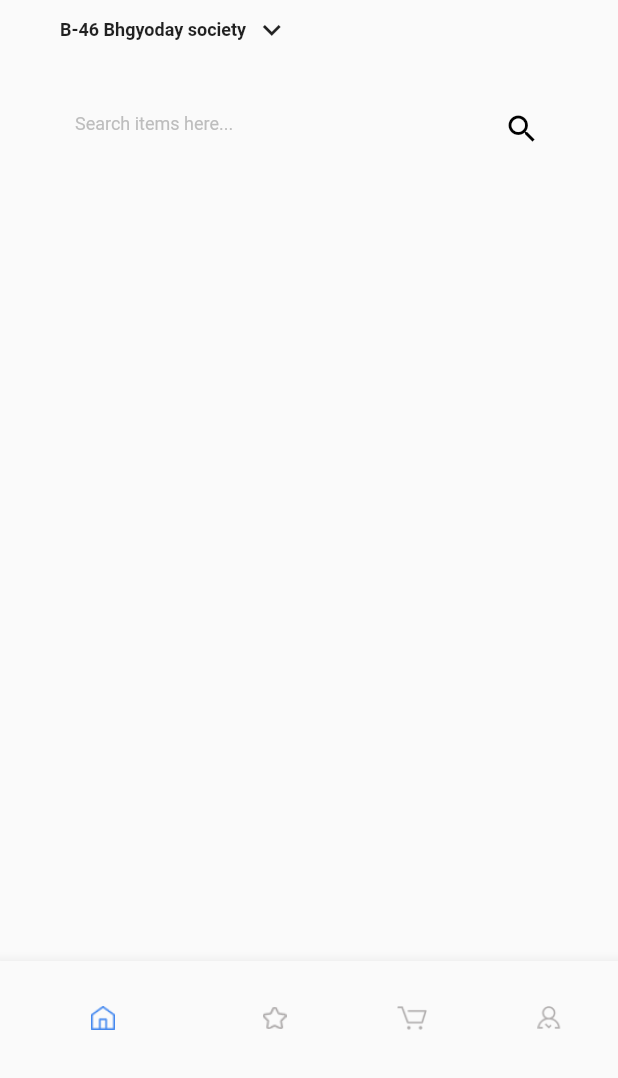
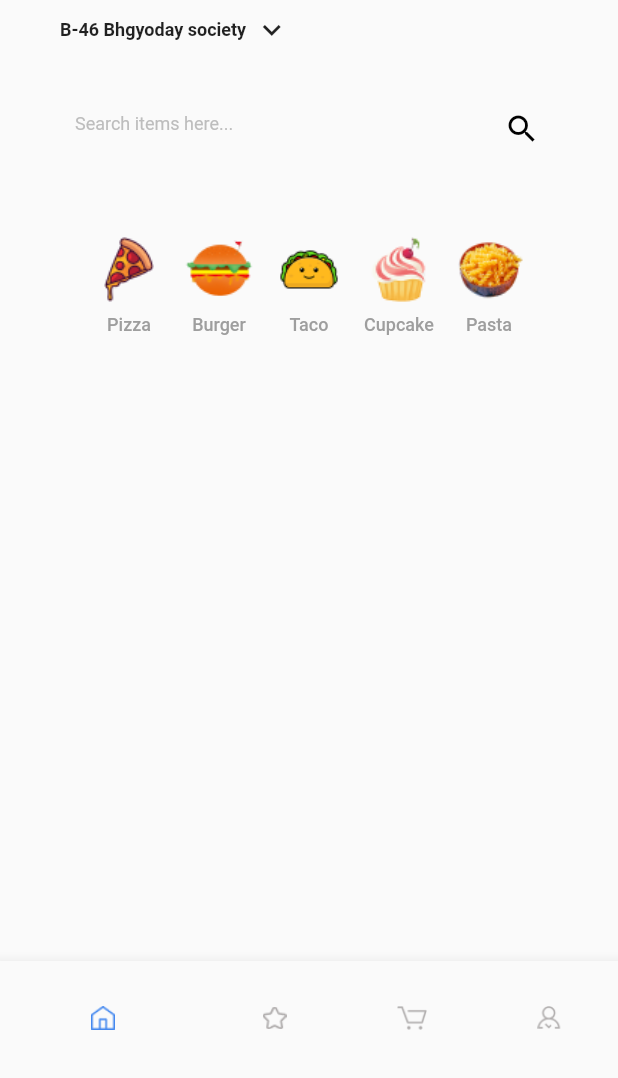
Before and after one commit to Blacksuan19/Food-App-Flutter, a Flutter app: the screen it shows after launch, on a phone screen of 412 x 824 dp, the part 158-1236 px from its top. Run offline on Flutter 3.47's test engine with Material 2 defaults, Android fonts, the light colour scheme and no system bars.

Commit message:
home: design category row

```diff
--- a/lib/screens/home.dart
+++ b/lib/screens/home.dart
@@ -1,6 +1,7 @@
 import 'package:flutter/material.dart';
 import 'package:food_app_ui/widgets/app_bar.dart';
 import 'package:food_app_ui/widgets/bottom_navbar.dart';
+import 'package:food_app_ui/widgets/category_row.dart';
 
 class Home extends StatefulWidget {
   @override
@@ -19,7 +20,9 @@ class _HomeState extends State<Home> {
         ),
       ),
       bottomNavigationBar: makeBottomNav(),
-      body: Padding(
+      body: Column(
+        children: [
+          Padding(
             padding: const EdgeInsets.symmetric(horizontal: 40, vertical: 20),
             child: Column(
               crossAxisAlignment: CrossAxisAlignment.start,
@@ -34,7 +37,8 @@ class _HomeState extends State<Home> {
                   children: [
                     Text(
                       "B-46 Bhgyoday society",
-                  style: TextStyle(fontSize: 12, fontWeight: FontWeight.w600),
+                      style:
+                          TextStyle(fontSize: 12, fontWeight: FontWeight.w600),
                     ),
                     SizedBox(width: 5),
                     Icon(Icons.keyboard_arrow_down)
@@ -59,6 +63,10 @@ class _HomeState extends State<Home> {
               ],
             ),
           ),
+          SizedBox(height: 20),
+          CategoryRow()
+        ],
+      ),
     );
   }
 }
--- /dev/null
+++ b/lib/widgets/category_row.dart
@@ -0,0 +1,41 @@
+import 'package:flutter/material.dart';
+
+class CategoryRow extends StatelessWidget {
+  Column makeCategory({assetName}) {
+    return Column(
+      children: [
+        Image(
+          image: AssetImage("assets/images/$assetName.png"),
+          height: 60,
+          width: 60,
+        ),
+        Text(
+          // capitalize the first letter
+          assetName[0].toUpperCase() + assetName.substring(1),
+          style: TextStyle(
+              fontSize: 12,
+              fontWeight: FontWeight.w500,
+              color: Colors.grey[500]),
+        )
+      ],
+    );
+  }
+
+  @override
+  Widget build(BuildContext context) {
+    return SingleChildScrollView(
+      scrollDirection: Axis.horizontal,
+      physics: BouncingScrollPhysics(),
+      child: Row(
+        mainAxisAlignment: MainAxisAlignment.spaceEvenly,
+        children: [
+          makeCategory(assetName: "pizza"),
+          makeCategory(assetName: "burger"),
+          makeCategory(assetName: "taco"),
+          makeCategory(assetName: "cupcake"),
+          makeCategory(assetName: "pasta"),
+        ],
+      ),
+    );
+  }
+}
```
Lines whose indentation alone changed are shown as unchanged.
